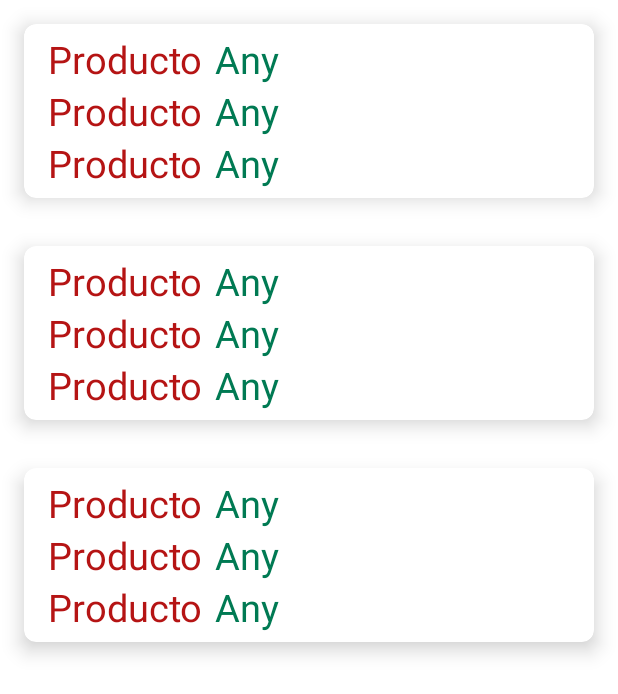
After one commit to Mikepro1211/DeTaquito, an Android app: the layout activity_comprita.xml on its own in the app's theme, with its tools: preview values and no code run, on a phone screen of 412 x 824 dp. The commit adds this screen. Shown: the top 694 px of the screen. Run offline under Robolectric (Android 15) with nearby library versions, the phone set to English and light mode, and no system bars; Roboto replaces fonts that are not available here.

Commit message:
Probando coneccion base datos

```diff
--- /dev/null
+++ b/app/src/main/java/sv/edu/udb/detaquito/Producto.kt
@@ -0,0 +1,6 @@
+package sv.edu.udb.detaquito
+import com.google.firebase.database.Exclude
+import com.google.firebase.database.IgnoreExtraProperties
+@IgnoreExtraProperties
+data class Producto( val name: String? = null, val precio :String , @Exclude val key: String? = null)
+//val url: String? = null
--- /dev/null
+++ b/app/src/main/res/layout/activity_comprita.xml
@@ -0,0 +1,19 @@
+<?xml version="1.0" encoding="utf-8"?>
+<androidx.constraintlayout.widget.ConstraintLayout xmlns:android="http://schemas.android.com/apk/res/android"
+    xmlns:app="http://schemas.android.com/apk/res-auto"
+    xmlns:tools="http://schemas.android.com/tools"
+    android:layout_width="match_parent"
+    android:layout_height="match_parent"
+    tools:context=".comprita">
+
+    <androidx.recyclerview.widget.RecyclerView
+        android:id="@+id/userList"
+        android:layout_width="match_parent"
+        android:layout_height="match_parent"
+        app:layout_constraintBottom_toBottomOf="parent"
+        app:layout_constraintEnd_toEndOf="parent"
+        app:layout_constraintStart_toStartOf="parent"
+        app:layout_constraintTop_toTopOf="parent"
+        tools:listitem="@layout/user_item"
+        />
+</androidx.constraintlayout.widget.ConstraintLayout>
--- a/app/src/main/res/layout/app_bar_main.xml
+++ b/app/src/main/res/layout/app_bar_main.xml
@@ -29,7 +29,7 @@
 
         <TextView
             android:id="@+id/titulo"
-            android:layout_width="150dp"
+            android:layout_width="167dp"
             android:layout_height="36dp"
             android:layout_alignParentLeft="true"
             android:layout_alignParentTop="true"
@@ -41,7 +41,6 @@
             android:textColor="@color/black"
             android:textSize="30sp"
             android:textStyle="bold" />
-
 
         <com.airbnb.lottie.LottieAnimationView
             android:id="@+id/animationView"
--- /dev/null
+++ b/app/src/main/res/layout/user_item.xml
@@ -0,0 +1,95 @@
+<?xml version="1.0" encoding="utf-8"?>
+<androidx.cardview.widget.CardView xmlns:android="http://schemas.android.com/apk/res/android"
+    xmlns:app="http://schemas.android.com/apk/res-auto"
+    android:layout_width="match_parent"
+    android:layout_height="wrap_content"
+    app:cardElevation="8dp"
+    app:cardCornerRadius="8dp"
+    android:layout_margin="16dp"
+
+   >
+
+    <LinearLayout
+        android:layout_width="wrap_content"
+        android:layout_height="wrap_content"
+        android:layout_marginStart="16dp"
+        android:layout_marginVertical="6dp"
+        android:orientation="vertical">
+
+        <LinearLayout
+            android:layout_width="wrap_content"
+            android:layout_height="wrap_content"
+            android:layout_gravity="center_vertical"
+            android:orientation="horizontal">
+            <TextView
+                android:layout_width="wrap_content"
+                android:layout_height="wrap_content"
+                android:text="Producto"
+                android:textColor="@color/precio"
+                android:textSize="25sp">
+                </TextView>
+            <TextView
+                android:id="@+id/Producto"
+                android:layout_width="wrap_content"
+                android:layout_height="wrap_content"
+                android:layout_marginStart="8dp"
+                android:text="Any"
+                android:textColor="@color/verdetaquito"
+                android:textSize="25sp">
+            </TextView>
+
+
+        </LinearLayout>
+        <LinearLayout
+            android:layout_width="wrap_content"
+            android:layout_height="wrap_content"
+            android:layout_gravity="center_vertical"
+            android:orientation="horizontal">
+            <TextView
+                android:layout_width="wrap_content"
+                android:layout_height="wrap_content"
+                android:text="Producto"
+                android:textColor="@color/precio"
+                android:textSize="25sp">
+            </TextView>
+            <TextView
+                android:id="@+id/tvtprecio"
+                android:layout_width="wrap_content"
+                android:layout_height="wrap_content"
+                android:layout_marginStart="8dp"
+                android:text="Any"
+                android:textColor="@color/verdetaquito"
+                android:textSize="25sp">
+            </TextView>
+
+
+        </LinearLayout>
+        <LinearLayout
+            android:layout_width="wrap_content"
+            android:layout_height="wrap_content"
+            android:layout_gravity="center_vertical"
+            android:orientation="horizontal">
+            <TextView
+                android:layout_width="wrap_content"
+                android:layout_height="wrap_content"
+                android:text="Producto"
+                android:textColor="@color/precio"
+                android:textSize="25sp">
+            </TextView>
+            <TextView
+                android:id="@+id/tvtkeys"
+                android:layout_width="wrap_content"
+                android:layout_height="wrap_content"
+                android:layout_marginStart="8dp"
+                android:text="Any"
+                android:textColor="@color/verdetaquito"
+                android:textSize="25sp">
+            </TextView>
+
+
+        </LinearLayout>
+
+
+    </LinearLayout>
+
+</androidx.cardview.widget.CardView>
--- a/app/src/main/res/menu/activity_main_drawer.xml
+++ b/app/src/main/res/menu/activity_main_drawer.xml
@@ -13,6 +13,9 @@
     <item android:id="@+id/nav_item_fourth"
         android:icon="@drawable/iconobusqueda"
         android:title="Restaurante"/>
+    <item android:id="@+id/prueba"
+        android:icon="@drawable/iconobusqueda"
+        android:title="Prueba"/>
 
 </group>
 
--- a/app/src/main/res/values/colors.xml
+++ b/app/src/main/res/values/colors.xml
@@ -10,5 +10,6 @@
     <color name="verdetaquito">#007A53</color>
     <color name="backgroundmenu">#D9D9D9</color>
     <color name="precio">#B51414</color>
+    <color name= "placeholder_bg">#dddddd</color>
 
 </resources>
--- a/app/src/main/res/values/strings.xml
+++ b/app/src/main/res/values/strings.xml
@@ -35,8 +35,6 @@
     <string name="BotonOrder3">AGREGAR</string>
 
 
-
-
     <!--String de Menu-->
 
 
@@ -44,7 +42,6 @@
     <string name="TextboxMenu">Gratis</string>
     <string name="TextboxMenu2">10 - 20 min</string>
     <string name="TextboxMenu3">4.8</string>
-
 
 
     <string name="TXTComboBurrito">Combo Burrito</string>
@@ -69,7 +66,4 @@
     <string name="btnBaldeC">$12.00</string>
 
 
-
-
-
 </resources>
--- a/build.gradle
+++ b/build.gradle
@@ -1,4 +1,8 @@
-// Top-level build file where you can add configuration options common to all sub-projects/modules.
+buildscript {
+    dependencies {
+        classpath 'com.google.gms:google-services:4.3.14'
+    }
+}// Top-level build file where you can add configuration options common to all sub-projects/modules.
 plugins {
     id 'com.android.application' version '7.2.2' apply false
     id 'com.android.library' version '7.2.2' apply false
```
Also changed, not shown: app/build.gradle (+16 -5 lines), app/src/main/AndroidManifest.xml (+3 -5 lines), app/src/main/java/sv/edu/udb/detaquito/AdminSQLiteOpenHelper.kt (deleted, +0 -17 lines), app/src/main/java/sv/edu/udb/detaquito/MainActivity.kt (+39 -48 lines), app/src/main/java/sv/edu/udb/detaquito/Menu.kt (+8 -1 lines), app/src/main/java/sv/edu/udb/detaquito/MyAdapter.kt (added, +36 -0 lines), app/src/main/java/sv/edu/udb/detaquito/compra.kt (deleted, +0 -81 lines), app/src/main/java/sv/edu/udb/detaquito/comprita.kt (added, +49 -0 lines), app/src/main/res/layout/activity_compra.xml (deleted, +0 -114 lines), app/src/main/res/layout/activity_main.xml (+46 -46 lines), app/src/main/res/layout/item_row.xml (added, +43 -0 lines), 2 other files.
